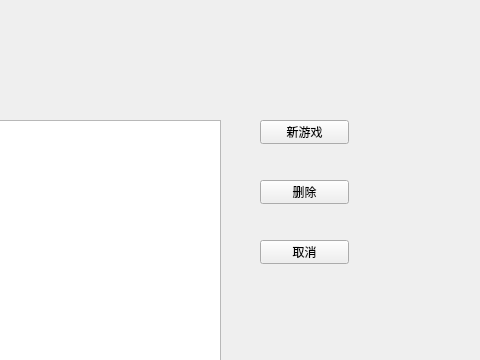
Old version of the form widgets/recordbrowser.ui in the repository creeper12356/QLink-by-creeper; both pictures show x 320 to 800 and y 0 to 360 of the 800 by 600 pixel window.
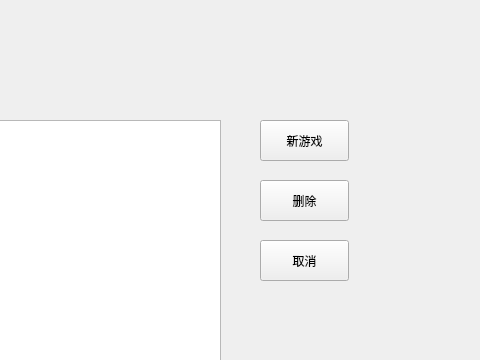
New version of the form.

Commit message: update record-management system

```diff
--- a/widgets/recordbrowser.ui
+++ b/widgets/recordbrowser.ui
@@ -69,7 +69,7 @@
      <x>580</x>
      <y>120</y>
      <width>89</width>
-     <height>24</height>
+     <height>41</height>
     </rect>
    </property>
    <property name="text">
@@ -82,7 +82,7 @@
      <x>580</x>
      <y>180</y>
      <width>89</width>
-     <height>24</height>
+     <height>41</height>
     </rect>
    </property>
    <property name="text">
@@ -95,7 +95,7 @@
      <x>580</x>
      <y>240</y>
      <width>89</width>
-     <height>24</height>
+     <height>41</height>
     </rect>
    </property>
    <property name="text">
```
The commit also changes 2 other files.
